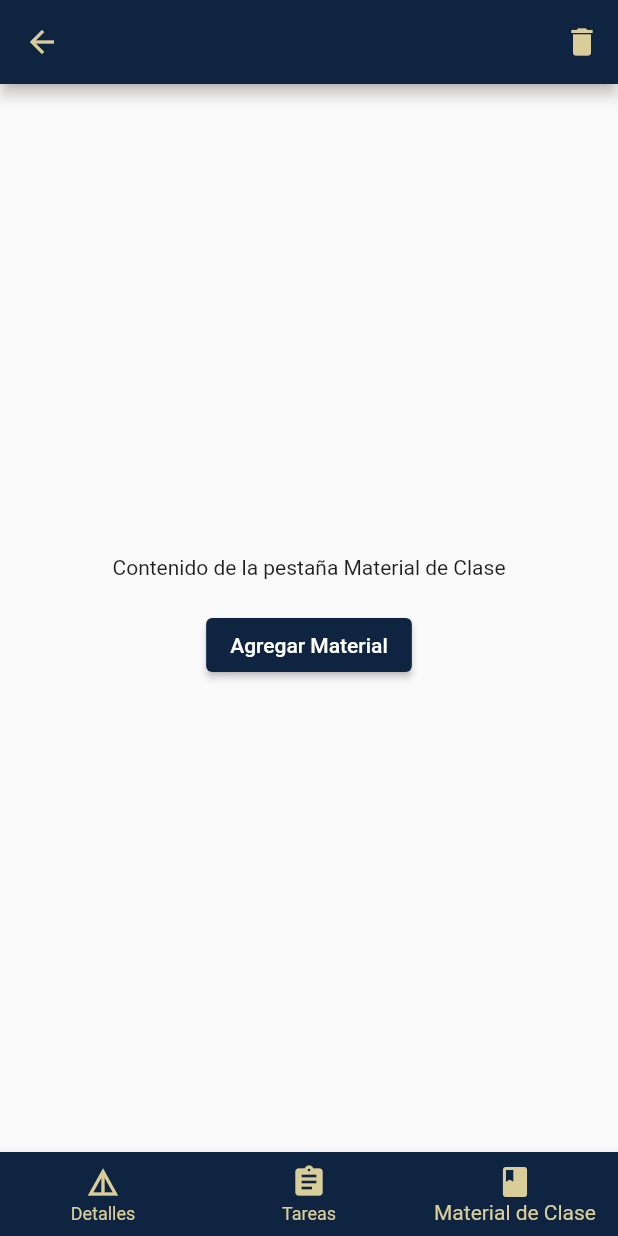
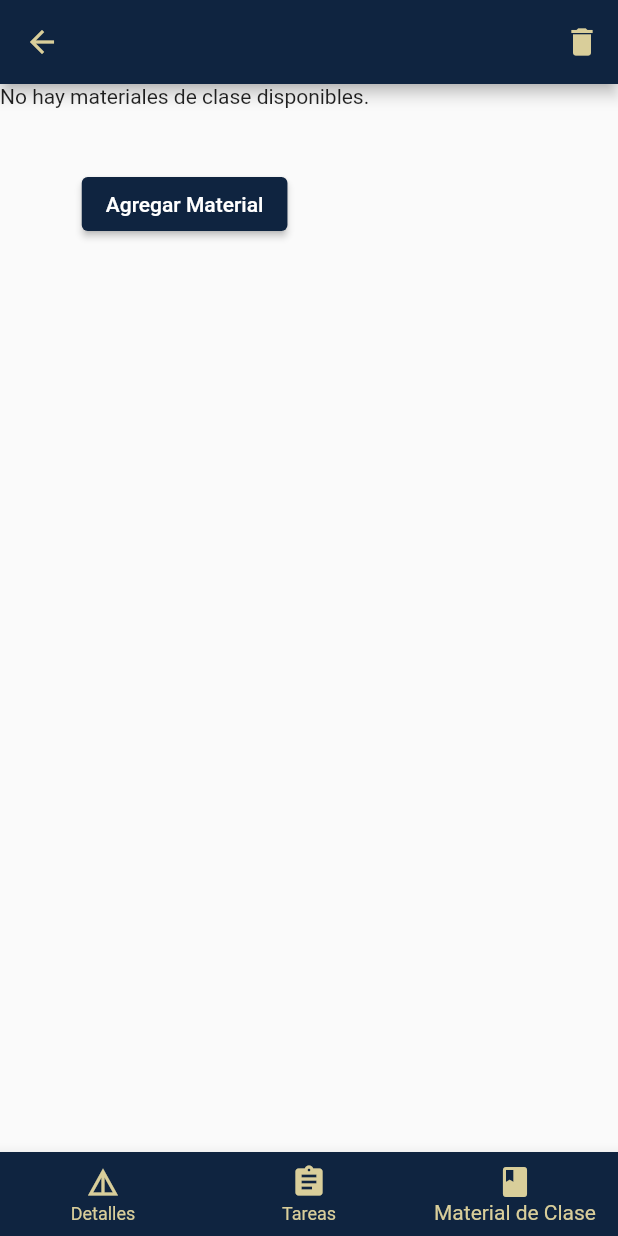
Before and after one commit to DonOtame/polismart_project, a Flutter app: the DetalleMateriaScreen screen opened directly with empty values, item 3 of the bottom bar chosen, on a phone screen of 412 x 824 dp. Run offline on Flutter 3.47's test engine with Material 2 defaults, Android fonts, the phone set to English and light mode, and no system bars; our stand-ins replace cloud_firestore, file_picker, firebase_auth, firebase_core, firebase_storage, flutter_colorpicker; accounts and stored records are empty; network calls fail.

Commit message:
subir archivos y abrirlos

```diff
--- a/lib/screens/materia_info.dart
+++ b/lib/screens/materia_info.dart
@@ -3,6 +3,7 @@ import 'package:cloud_firestore/cloud_firestore.dart';
 import 'package:polismart_project/models/materia.dart';
 import 'package:polismart_project/screens/form_materialclase.dart';
 import 'package:polismart_project/screens/form_tarea.dart';
+import 'package:polismart_project/widgets/material_clase_list.dart';
 
 class DetalleMateriaScreen extends StatefulWidget {
   final String nombreMateria;
@@ -305,34 +306,6 @@ class _DetalleMateriaScreenState extends State<DetalleMateriaScreen> {
     );
   }
 
-// Implementa el contenido de la pestaña Material de Clase
-  Widget _buildMaterialClase(BuildContext context) {
-    return Center(
-      child: Column(
-        mainAxisAlignment: MainAxisAlignment.center,
-        children: [
-          Text('Contenido de la pestaña Material de Clase'),
-          SizedBox(height: 20),
-          ElevatedButton(
-            onPressed: () {
-              _abrirFormMaterial(context);
-            },
-            child: Text('Agregar Material'),
-          ),
-        ],
-      ),
-    );
-  }
-
-  void _abrirFormMaterial(BuildContext context) {
-    Navigator.of(context).push(
-      MaterialPageRoute(
-        builder: (context) =>
-            FormMaterialClase(nombreMateria: widget.nombreMateria),
-      ),
-    );
-  }
-
   Future<void> _confirmDeleteMateria(BuildContext context) async {
     final confirmDelete = await showDialog<bool>(
       context: context,
@@ -387,4 +360,36 @@ class _DetalleMateriaScreenState extends State<DetalleMateriaScreen> {
       Navigator.of(context).pop();
     }
   }
+
+// Implementa el contenido de la pestaña Material de Clase
+  Widget _buildMaterialClase(BuildContext context) {
+    return SingleChildScrollView(
+      child: Column(
+        children: [
+          MaterialClaseList(
+            nombreMateria: widget.nombreMateria,
+          ),
+          SizedBox(height: 20),
+          Padding(
+            padding: const EdgeInsets.all(20.0),
+            child: ElevatedButton(
+              onPressed: () {
+                _abrirFormMaterial(context);
+              },
+              child: Text('Agregar Material'),
+            ),
+          ),
+        ],
+      ),
+    );
+  }
+
+  void _abrirFormMaterial(BuildContext context) {
+    Navigator.of(context).push(
+      MaterialPageRoute(
+        builder: (context) =>
+            FormMaterialClase(nombreMateria: widget.nombreMateria),
+      ),
+    );
+  }
 }
--- /dev/null
+++ b/lib/widgets/material_clase_list.dart
@@ -0,0 +1,72 @@
+import 'package:cloud_firestore/cloud_firestore.dart';
+import 'package:flutter/material.dart';
+import 'package:url_launcher/url_launcher.dart';
+
+class MaterialClaseList extends StatelessWidget {
+  final String nombreMateria;
+
+  MaterialClaseList({required this.nombreMateria});
+
+  @override
+  Widget build(BuildContext context) {
+    return StreamBuilder<QuerySnapshot>(
+      stream: FirebaseFirestore.instance
+          .collection('materias')
+          .doc(nombreMateria)
+          .collection('material')
+          .snapshots(),
+      builder: (context, snapshot) {
+        if (snapshot.connectionState == ConnectionState.waiting) {
+          return CircularProgressIndicator();
+        }
+        if (!snapshot.hasData || snapshot.data!.docs.isEmpty) {
+          return Text('No hay materiales de clase disponibles.');
+        }
+
+        final materials = snapshot.data!.docs;
+        return Column(
+          crossAxisAlignment: CrossAxisAlignment.start,
+          children: [
+            Text('Materiales de Clase:'),
+            ListView.builder(
+              shrinkWrap: true,
+              itemCount: materials.length,
+              itemBuilder: (context, index) {
+                final material =
+                    materials[index].data() as Map<String, dynamic>;
+                final tipo = material['tipo'];
+                final titulo = material['titulo'];
+                final url = material['url'];
+
+                return ListTile(
+                  title: Text('Tipo: $tipo'),
+                  subtitle: Text('Título: $titulo'),
+                  onTap: () async {
+                    final urlToLaunch = Uri.tryParse(url);
+                    if (urlToLaunch != null && urlToLaunch.isAbsolute) {
+                      if (await canLaunchUrl(urlToLaunch)) {
+                        await launchUrl(urlToLaunch);
+                      } else {
+                        ScaffoldMessenger.of(context).showSnackBar(
+                          SnackBar(
+                            content: Text('No se puede abrir el enlace: $url'),
+                          ),
+                        );
+                      }
+                    } else {
+                      ScaffoldMessenger.of(context).showSnackBar(
+                        SnackBar(
+                          content: Text('El URL no es válido: $url'),
+                        ),
+                      );
+                    }
+                  },
+                );
+              },
+            ),
+          ],
+        );
+      },
+    );
+  }
+}
--- a/pubspec.yaml
+++ b/pubspec.yaml
@@ -44,6 +44,7 @@ dependencies:
   intl: ^0.18.1
   firebase_storage: ^11.2.6
   file_picker: ^5.5.0
+  url_launcher: ^6.1.14
 
 dev_dependencies:
   flutter_test:
```
Also changed, not shown: pubspec.lock, 5 other files.
